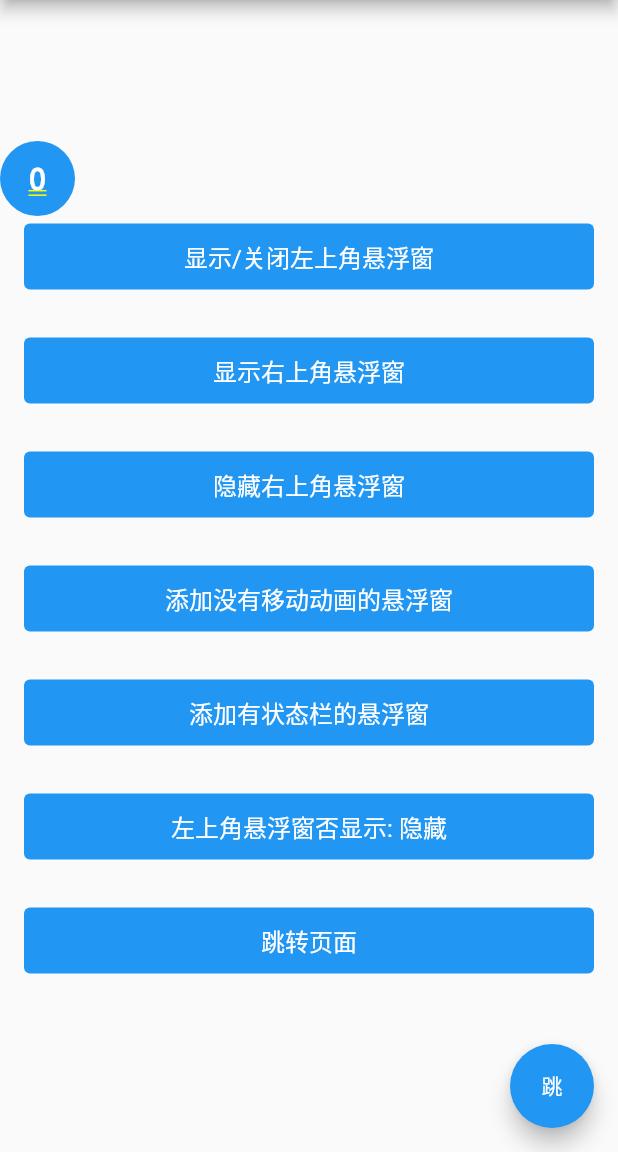
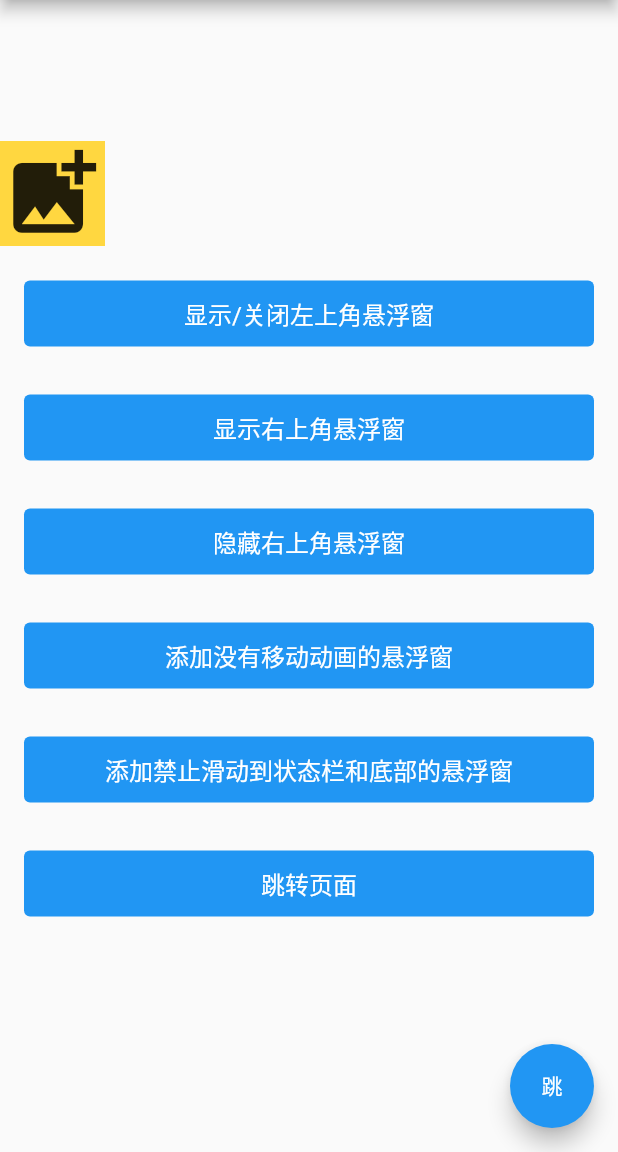
Before and after one commit to LvKang-insist/flutter_floating, a Flutter app: the screen it shows after launch, after a tap on "显示/关闭左上角悬浮窗", on a phone screen of 412 x 824 dp, the part 84-1236 px from its top. Run offline on Flutter 3.47's test engine with Material 2 defaults, Android fonts, the light colour scheme and no system bars.

Commit message:
pref:自适应悬浮窗大小

```diff
--- a/lib/floating/floating.dart
+++ b/lib/floating/floating.dart
@@ -38,8 +38,6 @@ class Floating {
   ///[child]需要悬浮的 widget
   ///[slideType]，可参考[FloatingSlideType]
   ///
-  /// [width],[height] 悬浮窗的宽高，若不传，默认为 100x100
-  ///
   ///[top],[left],[left],[bottom] 对应 [slideType]，
   ///例如设置[slideType]为[FloatingSlideType.onRightAndBottom]，则需要传入[bottom]和[right]
   ///
@@ -48,8 +46,6 @@ class Floating {
   Floating(
     this._navigatorKey,
     Widget child, {
-    double? width,
-    double? height,
     FloatingSlideType slideType = FloatingSlideType.onRightAndBottom,
     double? top,
     double? left,
@@ -68,8 +64,6 @@ class Floating {
     _floatingView = FloatingView(
         child, _floatingData, isPosCache, _hideController, _listener, _log,
         moveOpacity: moveOpacity,
-        width: width,
-        height: height,
         slideTopHeight: slideTopHeight,
         slideBottomHeight: slideBottomHeight);
   }
@@ -98,7 +92,7 @@ class Floating {
   }
 
   ///隐藏悬浮窗，保留其状态
-  ///只有在悬浮窗是隐藏的状态下才可以使用，否则调用无效
+  ///只有在悬浮窗显示的状态下才可以使用，否则调用无效
   hideFloating() {
     if (!_isShowing) return;
     _hideController.hideControl?.call(true);
--- a/lib/floating/view/floating_view.dart
+++ b/lib/floating/view/floating_view.dart
@@ -1,3 +1,5 @@
+import 'dart:math';
+
 import 'package:flutter/cupertino.dart';
 import 'package:flutter/material.dart';
 import 'package:flutter/scheduler.dart';
@@ -17,8 +19,6 @@ class FloatingView extends StatefulWidget {
   final Widget child;
   final FloatingData floatingData;
   final bool isPosCache;
-  final double? width;
-  final double? height;
   final HideController _hideControl;
   final List<FloatingListener> _listener;
   final FloatingLog _log;
@@ -29,8 +29,6 @@ class FloatingView extends StatefulWidget {
   const FloatingView(this.child, this.floatingData, this.isPosCache,
       this._hideControl, this._listener, this._log,
       {Key? key,
-      this.width,
-      this.height,
       this.slideTopHeight = 0,
       this.slideBottomHeight = 0,
       this.moveOpacity = 0.3})
@@ -42,6 +40,9 @@ class FloatingView extends StatefulWidget {
 
 class _FloatingViewState extends State<FloatingView>
     with TickerProviderStateMixin {
+  final _floatingGlobalKey = GlobalKey();
+  RenderBox? renderBox;
+
   double _top = 0;
   double _left = 0;
 
@@ -51,9 +52,9 @@ class _FloatingViewState extends State<FloatingView>
 
   final double _defaultHeight = 100; //默认高度
 
-  late double _width;
+  double _width = 0;
 
-  late double _height;
+  double _height = 0;
 
   double _parentWidth = 0; //记录屏幕或者父组件宽度
   double _parentHeight = 0; //记录屏幕或者父组件宽度
@@ -73,8 +74,6 @@ class _FloatingViewState extends State<FloatingView>
   @override
   void initState() {
     super.initState();
-    _width = widget.width ?? _defaultWidth;
-    _height = widget.height ?? _defaultHeight;
     _floatingData = widget.floatingData;
     widget._hideControl
         .setHideControl((isHide) => setState(() => this.isHide = isHide));
@@ -82,6 +81,34 @@ class _FloatingViewState extends State<FloatingView>
     _controller = AnimationController(
         duration: const Duration(milliseconds: 0), vsync: this);
     _animation = Tween(begin: 0.0, end: 0.0).animate(_controller);
+  }
+
+  @override
+  Widget build(BuildContext context) {
+    SchedulerBinding.instance?.addPostFrameCallback((timeStamp) {
+      !_isInitPosition ? _initPosition() : null;
+    });
+    return Stack(
+      children: [
+        Positioned(
+          child: AnimatedOpacity(
+              opacity: _opacity,
+              duration: const Duration(milliseconds: 300),
+              child: Offstage(
+                offstage: isHide,
+                child: OrientationBuilder(builder: (context, orientation) {
+                  checkScreenChange();
+                  return Opacity(
+                    child: _contentWidget,
+                    opacity: _isInitPosition ? 1 : 0,
+                  );
+                }),
+              )),
+          left: _left,
+          top: _top,
+        )
+      ],
+    );
   }
 
   _content() {
@@ -108,16 +135,23 @@ class _FloatingViewState extends State<FloatingView>
       onPanCancel: () {
         _changePosition();
       },
-      child: SizedBox(
-        width: _width,
-        height: _height,
-        child: UnconstrainedBox(child: widget.child),
+      child: Container(
+        key: _floatingGlobalKey,
+        child: widget.child,
       ),
     );
   }
 
+  _resetWidthHeight() {
+    renderBox ??=
+        _floatingGlobalKey.currentContext?.findRenderObject() as RenderBox?;
+    _width = renderBox?.size.width ?? _defaultWidth;
+    _height = renderBox?.size.height ?? _defaultHeight;
+  }
+
   ///边界判断
   _changePosition() {
+    _resetWidthHeight();
     //不能超过左边界
     if (_left < 0) _left = 0;
     //不能超过右边界
@@ -125,7 +159,6 @@ class _FloatingViewState extends State<FloatingView>
     if (_left >= w - _width) {
       _left = w - _width;
     }
-
     if (_top < widget.slideTopHeight) _top = widget.slideTopHeight;
     var t = MediaQuery.of(context).size.height;
     if (_top >= t - _height - widget.slideBottomHeight) {
@@ -204,31 +237,9 @@ class _FloatingViewState extends State<FloatingView>
     _isInitPosition = true;
   }
 
-  @override
-  Widget build(BuildContext context) {
-    !_isInitPosition ? _initPosition() : null;
-    return Stack(
-      children: [
-        Positioned(
-          child: AnimatedOpacity(
-              opacity: _opacity,
-              duration: const Duration(milliseconds: 300),
-              child: Offstage(
-                offstage: isHide,
-                child: OrientationBuilder(builder: (context, orientation) {
-                  checkScreenChange();
-                  return _contentWidget;
-                }),
-              )),
-          left: _left,
-          top: _top,
-        )
-      ],
-    );
-  }
-
   ///判断屏幕是否发生改变
   checkScreenChange() {
+    _resetWidthHeight();
     var width = MediaQuery.of(context).size.width;
     var height = MediaQuery.of(context).size.height;
     if (width != _parentWidth || height != _parentHeight) {
@@ -250,6 +261,7 @@ class _FloatingViewState extends State<FloatingView>
   }
 
   setSlide() {
+    _resetWidthHeight();
     switch (_floatingData.slideType) {
       case FloatingSlideType.onLeftAndTop:
         _top = _floatingData.top ?? 0;
--- /dev/null
+++ b/lib/floating_icon.dart
@@ -0,0 +1,19 @@
+import 'package:flutter/material.dart';
+
+/// @name：floating_icon
+/// @package：
+/// @author：345 QQ:1831712732
+/// @time：2022/06/02 17:50
+/// @des：
+
+class FloatingIcon extends StatelessWidget {
+  const FloatingIcon({Key? key}) : super(key: key);
+
+  @override
+  Widget build(BuildContext context) {
+    return Container(
+      color: Colors.amberAccent,
+      child: const Icon(Icons.add_photo_alternate, size: 70),
+    );
+  }
+}
--- a/lib/main.dart
+++ b/lib/main.dart
@@ -1,5 +1,6 @@
 import 'package:flutter/material.dart';
 import 'package:flutter/scheduler.dart';
+import 'package:flutter_floating/floating_icon.dart';
 
 import 'button_widget.dart';
 import 'floating/assist/floating_slide_type.dart';
@@ -49,9 +50,7 @@ class _MyHomePageState extends State<MyHomePage> {
 
     floatingOne = floatingManager.createFloating(
         "1",
-        Floating(MyApp.navigatorKey, const FloatingIncrement(),
-            width: 50,
-            height: 50,
+        Floating(MyApp.navigatorKey, const FloatingIcon(),
             slideType: FloatingSlideType.onLeftAndTop,
             left: 0,
             top: 150,
@@ -80,8 +79,6 @@ class _MyHomePageState extends State<MyHomePage> {
     floatingTwo = floatingManager.createFloating(
         "2",
         Floating(MyApp.navigatorKey, const FloatingIncrement(),
-            width: 50,
-            height: 50,
             slideType: FloatingSlideType.onRightAndTop,
             right: 0,
             isShowLog: false,
@@ -132,8 +129,6 @@ class _MyHomePageState extends State<MyHomePage> {
                     .createFloating(
                         DateTime.now().millisecondsSinceEpoch,
                         Floating(MyApp.navigatorKey, const FloatingIncrement(),
-                            width: 50,
-                            height: 50,
                             slideType: FloatingSlideType.onLeftAndTop,
                             left: 0,
                             isShowLog: false,
@@ -142,23 +137,19 @@ class _MyHomePageState extends State<MyHomePage> {
                             top: floatingManager.floatingSize() * 80))
                     .open();
               }),
-              ButtonWidget("添加有状态栏的悬浮窗", () {
+              ButtonWidget("添加禁止滑动到状态栏和底部的悬浮窗", () {
                 var floating = floatingManager
                     .createFloating(
                         DateTime.now().millisecondsSinceEpoch,
                         Floating(MyApp.navigatorKey, const FloatingIncrement(),
-                            width: 50,
-                            height: 50,
                             slideType: FloatingSlideType.onRightAndBottom,
                             right: 0,
                             bottom: floatingManager.floatingSize() * 80,
                             //禁止滑动到状态栏
                             slideTopHeight: MediaQuery.of(context).padding.top,
-                            slideBottomHeight: 100))
+                            slideBottomHeight: 60))
                     .open();
               }),
-              ButtonWidget("左上角悬浮窗否显示: ${floatingOne.isShowing ? "显示" : "隐藏"}",
-                  () => setState(() {})),
               ButtonWidget("跳转页面", () => _startCustomPage()),
             ],
           ),
--- a/lib/page.dart
+++ b/lib/page.dart
@@ -25,10 +25,7 @@ class _CustomPageState extends State<CustomPage> {
   @override
   void initState() {
     super.initState();
-
     floating = Floating(MyApp.navigatorKey, const FloatingIncrement(),
-        width: 50,
-        height: 50,
         slideType: FloatingSlideType.onLeftAndTop,
         left: 0,
         top: 150,
```
